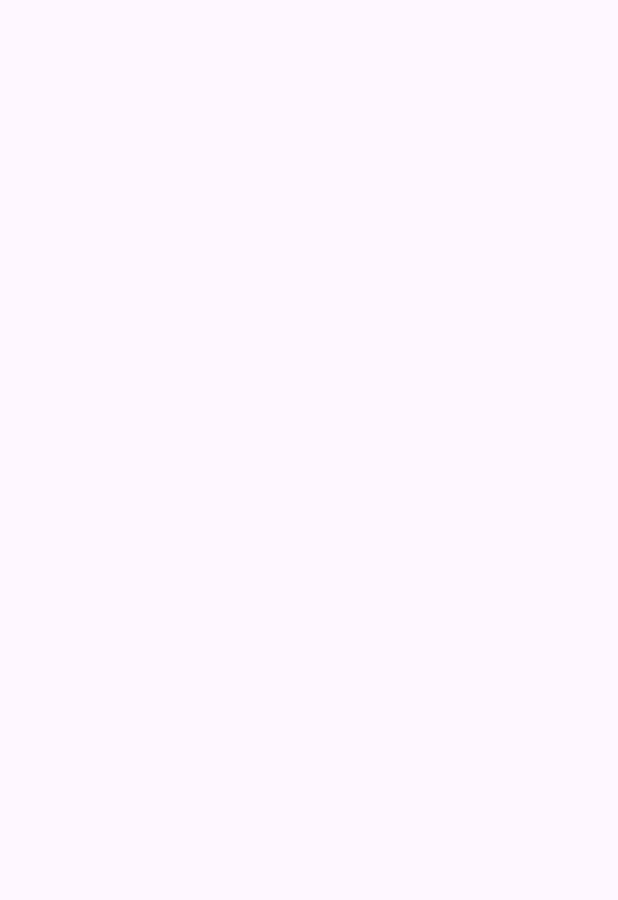
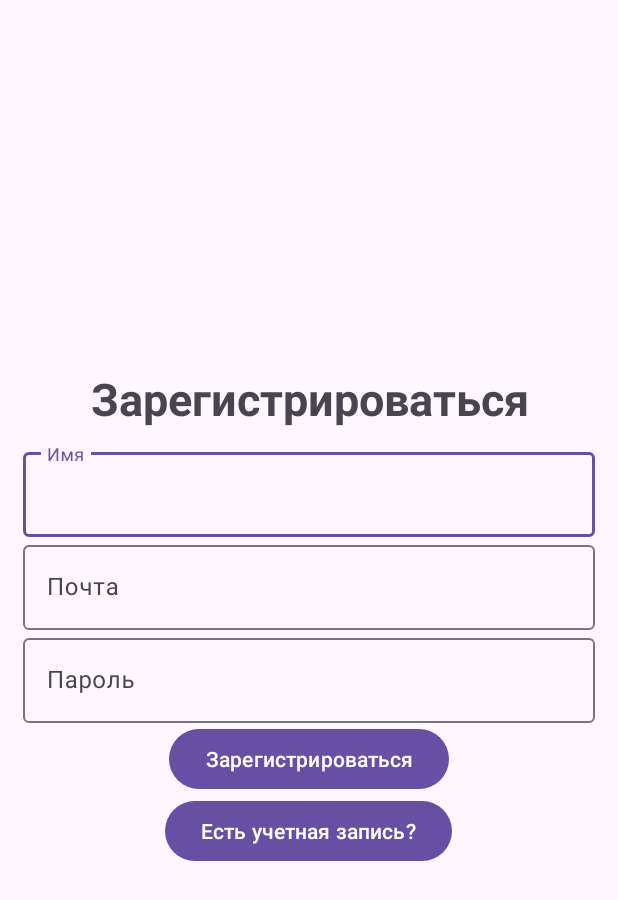
Before and after one commit to Leturgone/MovieLib, an Android app: the RgisterActivity screen opened directly, with no data from a screen before it, on a phone screen of 412 x 824 dp. Before the commit the part shown is empty. Shown: the top 900 px of the screen. Run offline under Robolectric (Android 15) with nearby library versions, the phone set to English and light mode, and no system bars.

Commit message:
Сделан дизайн для окон регистрации и входа

```diff
--- a/app/src/main/res/layout/activity_rgister.xml
+++ b/app/src/main/res/layout/activity_rgister.xml
@@ -1,9 +1,64 @@
 <?xml version="1.0" encoding="utf-8"?>
-<androidx.constraintlayout.widget.ConstraintLayout xmlns:android="http://schemas.android.com/apk/res/android"
+<LinearLayout xmlns:android="http://schemas.android.com/apk/res/android"
     xmlns:app="http://schemas.android.com/apk/res-auto"
     xmlns:tools="http://schemas.android.com/tools"
+    android:orientation="vertical"
+    android:gravity ="center"
     android:layout_width="match_parent"
+    android:padding="15dp"
     android:layout_height="match_parent"
     tools:context=".RgisterActivity">
 
-</androidx.constraintlayout.widget.ConstraintLayout>
+    <TextView
+        android:layout_width="match_parent"
+        android:layout_height="wrap_content"
+        android:gravity="center"
+        android:layout_marginBottom="10dp"
+        android:text="@string/Registration"
+        android:textSize="30sp"
+        android:textStyle="bold" />
+    <com.google.android.material.textfield.TextInputLayout
+        android:layout_width="match_parent"
+        android:layout_height="wrap_content">
+
+        <com.google.android.material.textfield.TextInputEditText
+            android:layout_width="match_parent"
+            android:id="@+id/username_input"
+            android:hint="@string/username"
+            android:layout_height="wrap_content"/>
+
+    </com.google.android.material.textfield.TextInputLayout>
+
+    <com.google.android.material.textfield.TextInputLayout
+        android:layout_width="match_parent"
+        android:layout_height="wrap_content">
+
+        <com.google.android.material.textfield.TextInputEditText
+            android:layout_width="match_parent"
+            android:id="@+id/email_input"
+            android:hint="@string/email"
+            android:layout_height="wrap_content"/>
+
+    </com.google.android.material.textfield.TextInputLayout>
+
+    <com.google.android.material.textfield.TextInputLayout
+        android:layout_width="match_parent"
+        android:layout_height="wrap_content">
+
+        <com.google.android.material.textfield.TextInputEditText
+            android:layout_width="match_parent"
+            android:id="@+id/password_input"
+            android:hint="@string/password"
+            android:layout_height="wrap_content"/>
+    </com.google.android.material.textfield.TextInputLayout>
+    <Button
+        android:layout_width="wrap_content"
+        android:layout_height="wrap_content"
+        android:text="@string/reg_btn_text"
+        android:id="@+id/login_button"/>
+    <Button
+        android:layout_width="wrap_content"
+        android:layout_height="wrap_content"
+        android:text="@string/reg_question"
+        android:id="@+id/on_reg_activity"/>
+</LinearLayout>
--- a/app/src/main/res/values/strings.xml
+++ b/app/src/main/res/values/strings.xml
@@ -1,3 +1,12 @@
 <resources>
     <string name="app_name">CurseWork2_2</string>
+    <string name="login">Войти</string>
+    <string name="email">Почта</string>
+    <string name="password">Пароль</string>
+    <string name="login_btn_text">Войти</string>
+    <string name="Registration">Зарегистрироваться</string>
+    <string name="reg_question">Есть учетная запись?</string>
+    <string name="username">Имя</string>
+    <string name="reg_btn_text">Зарегистрироваться</string>
+    <string name="login_question">Нет учетной записи?</string>
 </resources>
```
Also changed, not shown: app/src/main/res/layout/activity_login.xml (+46 -2 lines).
